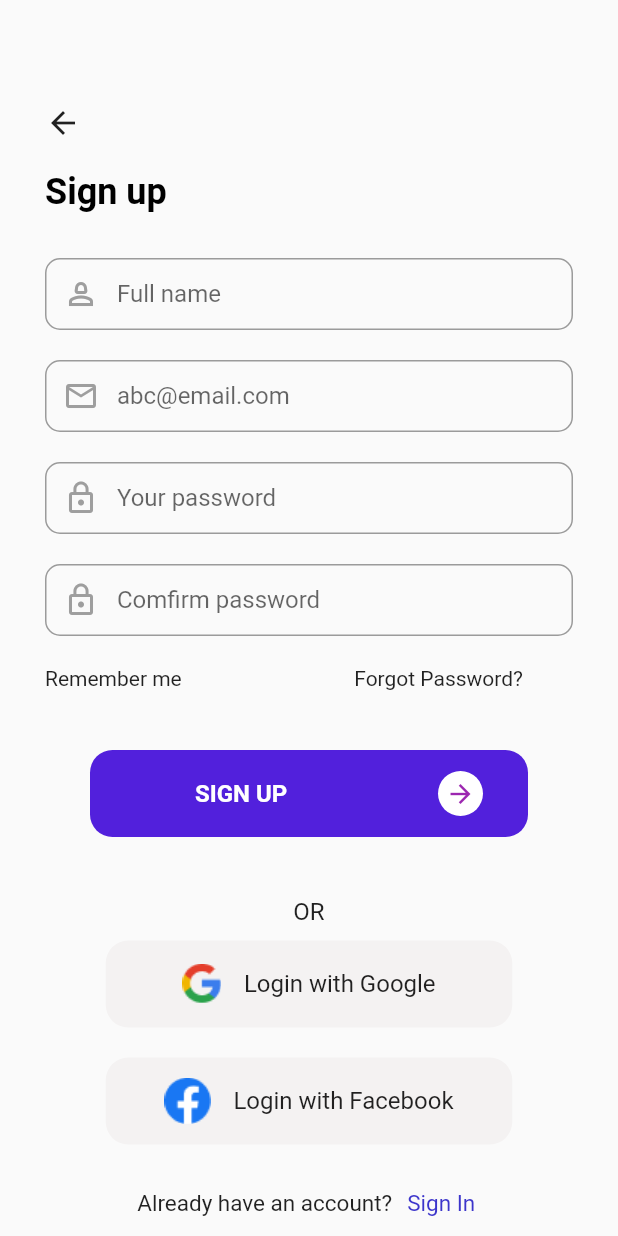
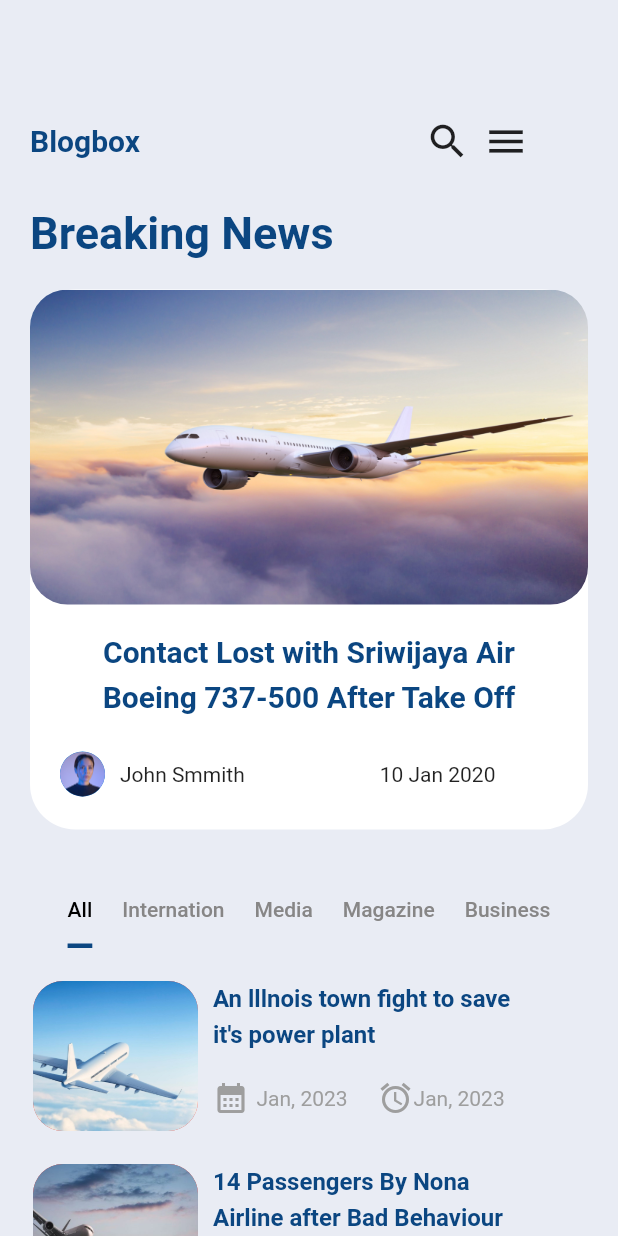
Before and after one commit to abilityekpat/blogbox, a Flutter app: the screen it shows after launch, on a phone screen of 412 x 824 dp. Run offline on Flutter 3.47's test engine with Material 2 defaults, Android fonts, the phone set to English and light mode, and no system bars; our stand-ins replace firebase_auth, firebase_core; accounts and stored records are empty; Roboto replaces fonts that are missing (Poppins).

Commit message:
signIn screen,signUp screen, home screen and adding of firebase_auth service for logining in with email and password

```diff
--- a/lib/main.dart
+++ b/lib/main.dart
@@ -1,8 +1,12 @@
+import 'package:firebase_core/firebase_core.dart';
 import 'package:flutter/material.dart';
-import 'package:news/screens/authentication/sign_in.dart';
-import 'package:news/screens/authentication/sign_up.dart';
+import 'package:news/screens/home/display.dart';
+import 'package:news/screens/home/home.dart';
+import 'firebase_options.dart';
 
-void main() {
+void main() async {
+  WidgetsFlutterBinding.ensureInitialized();
+  await Firebase.initializeApp(options: DefaultFirebaseOptions.currentPlatform);
   runApp(const MyApp());
 }
 
@@ -12,8 +16,8 @@ class MyApp extends StatelessWidget {
   // This widget is the root of your application.
   @override
   Widget build(BuildContext context) {
-    return MaterialApp(
-      home: const SignUp(),
+    return const MaterialApp(
+      home: Home(),
     );
   }
 }
--- /dev/null
+++ b/lib/screens/home/home.dart
@@ -0,0 +1,196 @@
+import 'package:flutter/material.dart';
+
+import '../tab_bar/all.dart';
+import '../tab_bar/business.dart';
+import '../tab_bar/internation.dart';
+import '../tab_bar/magazine.dart';
+import '../tab_bar/media.dart';
+
+class Home extends StatefulWidget {
+  const Home({super.key});
+
+  @override
+  State<Home> createState() => _HomeState();
+}
+
+class _HomeState extends State<Home> {
+  @override
+  Widget build(BuildContext context) {
+    return Scaffold(
+      backgroundColor: Color.fromARGB(255, 233, 236, 244),
+      body: DefaultTabController(
+        length: 5,
+        child: SingleChildScrollView(
+          child: Padding(
+            padding: const EdgeInsets.symmetric(vertical: 70, horizontal: 20),
+            child:
+                Column(crossAxisAlignment: CrossAxisAlignment.start, children: [
+              Row(
+                children: [
+                  const Text(
+                    "Blogbox",
+                    style: TextStyle(
+                      fontSize: 20,
+                      fontWeight: FontWeight.bold,
+                      color: Color.fromARGB(255, 11, 70, 129),
+                    ),
+                  ),
+                  const SizedBox(
+                    width: 190,
+                  ),
+                  const Icon(
+                    Icons.search,
+                    size: 30,
+                  ),
+                  IconButton(
+                    onPressed: () {},
+                    icon: const Icon(
+                      Icons.menu,
+                      size: 30,
+                    ),
+                  ),
+                ],
+              ),
+              const SizedBox(height: 20),
+              const Text(
+                "Breaking News",
+                style: TextStyle(
+                  fontSize: 30,
+                  fontWeight: FontWeight.w600,
+                  color: Color.fromARGB(255, 11, 70, 129),
+                ),
+              ),
+              const SizedBox(height: 20),
+              Container(
+                height: 360,
+                width: double.infinity,
+                decoration: BoxDecoration(
+                  color: Colors.white,
+                  borderRadius: BorderRadius.circular(30),
+                ),
+                child: Column(
+                  children: [
+                    Column(
+                      children: [
+                        Container(
+                          height: 210,
+                          width: double.infinity,
+                          decoration: BoxDecoration(
+                            borderRadius: BorderRadius.circular(25),
+                            image: const DecorationImage(
+                              image: AssetImage("assets/images/airplane.jpeg"),
+                              fit: BoxFit.fill,
+                            ),
+                          ),
+                        ),
+                      ],
+                    ),
+                    const SizedBox(height: 20),
+                    Column(
+                      crossAxisAlignment: CrossAxisAlignment.start,
+                      children: [
+                        const Center(
+                          child: Text(
+                            "Contact Lost with Sriwijaya Air",
+                            style: TextStyle(
+                                fontSize: 20,
+                                color: Color.fromARGB(255, 11, 70, 129),
+                                fontWeight: FontWeight.bold),
+                          ),
+                        ),
+                        SizedBox(height: 7),
+                        const Center(
+                          child: Text(
+                            "Boeing 737-500 After Take Off",
+                            style: TextStyle(
+                                fontSize: 20,
+                                color: Color.fromARGB(255, 11, 70, 129),
+                                fontWeight: FontWeight.bold),
+                          ),
+                        ),
+                        SizedBox(height: 25),
+                        Padding(
+                          padding: EdgeInsets.only(left: 20),
+                          child: Row(
+                            mainAxisAlignment: MainAxisAlignment.start,
+                            children: const [
+                              CircleAvatar(
+                                backgroundImage:
+                                    AssetImage("assets/images/photo4.png"),
+                                radius: 15,
+                              ),
+                              SizedBox(width: 10),
+                              Text("John Smmith"),
+                              SizedBox(width: 90),
+                              Text("10 Jan 2020"),
+                            ],
+                          ),
+                        )
+                      ],
+                    ),
+                  ],
+                ),
+              ),
+              SizedBox(height: 30),
+              Column(children: [
+                Column(
+                  children: [
+                    const TabBar(
+                      indicatorColor: Color.fromARGB(255, 11, 70, 129),
+                      indicatorSize: TabBarIndicatorSize.label,
+                      indicatorWeight: 3,
+                      isScrollable: true,
+                      // indicator: BoxDecoration(
+                      //     shape: BoxShape.circle, color: Colors.amber),
+
+                      labelColor: Colors.black,
+                      unselectedLabelColor: Color.fromARGB(255, 135, 134, 134),
+
+                      labelPadding: EdgeInsets.symmetric(horizontal: 10.0),
+                      unselectedLabelStyle: TextStyle(
+                        fontSize: 14,
+                      ),
+                      tabs: [
+                        Tab(
+                          text: "All",
+                        ),
+                        Tab(
+                          text: "Internation",
+                        ),
+                        Tab(
+                          text: "Media",
+                        ),
+                        Tab(
+                          text: "Magazine",
+                        ),
+                        Tab(
+                          text: "Business",
+                        ),
+                      ],
+                    ),
+                    Column(
+                      children: [
+                        SizedBox(
+                          height: 500,
+                          child: TabBarView(
+                            children: [
+                              All(),
+                              All(),
+                              All(),
+                              All(),
+                              All(),
+                            ],
+                          ),
+                        ),
+                      ],
+                    ),
+                  ],
+                ),
+              ]),
+            ]),
+          ),
+        ),
+      ),
+    );
+  }
+}
--- /dev/null
+++ b/lib/screens/tab_bar/all.dart
@@ -0,0 +1,106 @@
+import 'package:flutter/material.dart';
+import 'package:news/screens/tab_bar/all_class.dart';
+
+class All extends StatelessWidget {
+  All({super.key});
+  List<AllClass> boxes = [
+    AllClass("Jan, 2023", "assets/images/airplane4.jpeg",
+        "An lllnois town fight to save\nit's power plant ", "10 mins read"),
+    AllClass("Feb 2023", "assets/images/airplane3.jpeg",
+        "14 Passengers By Nona\nAirline after Bad Behaviour", "20 mins read"),
+    AllClass("Jan, 2023", "assets/images/airplane4.jpeg",
+        "An lllnois town fight to save\nit's power plant ", "10 mins read"),
+  ];
+  @override
+  Widget build(BuildContext context) {
+    return Scaffold(
+      backgroundColor: Colors.transparent,
+      body: SingleChildScrollView(
+        child: Column(
+          children: [
+            ...boxes.map((e) {
+              return Padding(
+                padding: const EdgeInsets.only(left: 2, top: 20),
+                child: Column(
+                  children: [
+                    Row(
+                      crossAxisAlignment: CrossAxisAlignment.start,
+                      children: [
+                        Padding(
+                          padding: EdgeInsets.only(top: 2),
+                          child: Container(
+                            height: 100,
+                            width: 110,
+                            decoration: BoxDecoration(
+                                color: Colors.red,
+                                borderRadius: BorderRadius.circular(20),
+                                image: DecorationImage(
+                                    image: AssetImage(
+                                      e.image,
+                                    ),
+                                    fit: BoxFit.cover)),
+                          ),
+                        ),
+                        Column(
+                          crossAxisAlignment: CrossAxisAlignment.start,
+                          children: [
+                            Padding(
+                              padding: const EdgeInsets.only(
+                                bottom: 20,
+                              ),
+                              child: Padding(
+                                padding: EdgeInsets.only(left: 10),
+                                child: Text(
+                                  e.name,
+                                  style: const TextStyle(
+                                    height: 1.5,
+                                    fontSize: 16,
+                                    fontWeight: FontWeight.w700,
+                                    color: Color.fromARGB(255, 11, 70, 129),
+                                  ),
+                                ),
+                              ),
+                            ),
+                            Row(
+                              children: [
+                                const Padding(
+                                  padding: EdgeInsets.only(left: 10),
+                                  child: Icon(
+                                    Icons.calendar_month,
+                                    color: Colors.grey,
+                                  ),
+                                ),
+                                SizedBox(width: 5),
+                                Text(
+                                  e.date,
+                                  style: const TextStyle(
+                                    color: Colors.grey,
+                                  ),
+                                ),
+                                SizedBox(width: 20),
+                                const Icon(
+                                  Icons.alarm,
+                                  color: Colors.grey,
+                                ),
+                                Text(
+                                  e.date,
+                                  style: TextStyle(
+                                    color: Colors.grey,
+                                  ),
+                                )
+                              ],
+                            )
+                          ],
+                        )
+                      ],
+                    )
+                  ],
+                ),
+              );
+            })
+          ],
+        ),
+      ),
+    );
+  }
+}
--- /dev/null
+++ b/lib/screens/tab_bar/all_class.dart
@@ -0,0 +1,8 @@
+class AllClass {
+  late String image;
+  late String name;
+  late String date;
+  late String time;
+
+  AllClass(this.date, this.image, this.name, this.time);
+}
--- /dev/null
+++ b/lib/screens/tab_bar/business.dart
@@ -0,0 +1,11 @@
+import 'package:flutter/src/widgets/framework.dart';
+import 'package:flutter/src/widgets/placeholder.dart';
+
+class Business extends StatelessWidget {
+  const Business({super.key});
+
+  @override
+  Widget build(BuildContext context) {
+    return const Placeholder();
+  }
+}
--- /dev/null
+++ b/lib/screens/tab_bar/internation.dart
@@ -0,0 +1,11 @@
+import 'package:flutter/src/widgets/framework.dart';
+import 'package:flutter/src/widgets/placeholder.dart';
+
+class Internation extends StatelessWidget {
+  const Internation({super.key});
+
+  @override
+  Widget build(BuildContext context) {
+    return const Placeholder();
+  }
+}
--- /dev/null
+++ b/lib/screens/tab_bar/magazine.dart
@@ -0,0 +1,11 @@
+import 'package:flutter/src/widgets/framework.dart';
+import 'package:flutter/src/widgets/placeholder.dart';
+
+class Magazine extends StatelessWidget {
+  const Magazine({super.key});
+
+  @override
+  Widget build(BuildContext context) {
+    return const Placeholder();
+  }
+}
--- /dev/null
+++ b/lib/screens/tab_bar/media.dart
@@ -0,0 +1,11 @@
+import 'package:flutter/src/widgets/framework.dart';
+import 'package:flutter/src/widgets/placeholder.dart';
+
+class Media extends StatelessWidget {
+  const Media({super.key});
+
+  @override
+  Widget build(BuildContext context) {
+    return const Placeholder();
+  }
+}
--- a/lib/widgets/custom_buttom.dart
+++ b/lib/widgets/custom_buttom.dart
@@ -2,21 +2,22 @@ import 'package:flutter/material.dart';
 
 class CustomButton extends StatelessWidget {
   final String buttonText;
-  const CustomButton({super.key, required this.buttonText});
+  final Function() onTap;
+  const CustomButton(
+      {super.key, required this.buttonText, required this.onTap});
 
   @override
   Widget build(BuildContext context) {
-    return Container(
-      padding: EdgeInsets.only(left: 70, right: 30),
+    return GestureDetector(
+      onTap: onTap,
+      child: Container(
         width: double.infinity,
         height: 58,
         decoration: BoxDecoration(
           color: Color.fromARGB(255, 82, 32, 220),
           borderRadius: BorderRadius.circular(15.0),
         ),
-      child: Row(
-        children: [
-          Expanded(
+        child: Center(
           child: Text(
             buttonText,
             style: const TextStyle(
@@ -27,20 +28,6 @@ class CustomButton extends StatelessWidget {
             ),
           ),
         ),
-          Container(
-            height: 30,
-            width: 30,
-            decoration: BoxDecoration(
-              color: Colors.white,
-              borderRadius: BorderRadius.circular(20),
-            ),
-            child: const Icon(
-              Icons.arrow_forward_outlined,
-              color: Colors.purple,
-              size: 20,
-            ),
-          ),
-        ],
       ),
     );
   }
```
Also changed, not shown: lib/screens/authentication/sign_in.dart (+16 -13 lines), lib/screens/authentication/sign_up.dart (+20 -11 lines), lib/screens/home/display.dart (added, +134 -0 lines), lib/services/authenticate.dart (+36 -0 lines), assets/images/airplane.jpeg (added), assets/images/airplane2.jpeg (added), assets/images/airplane3.jpeg (added), assets/images/airplane4.jpeg (added), assets/images/photo4.png (added), 3 other files. Lines whose indentation alone changed are shown as unchanged.
